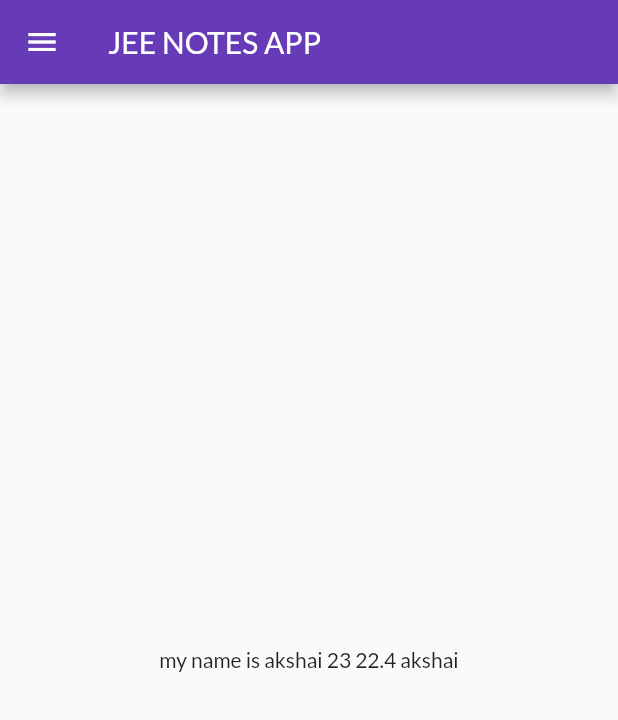
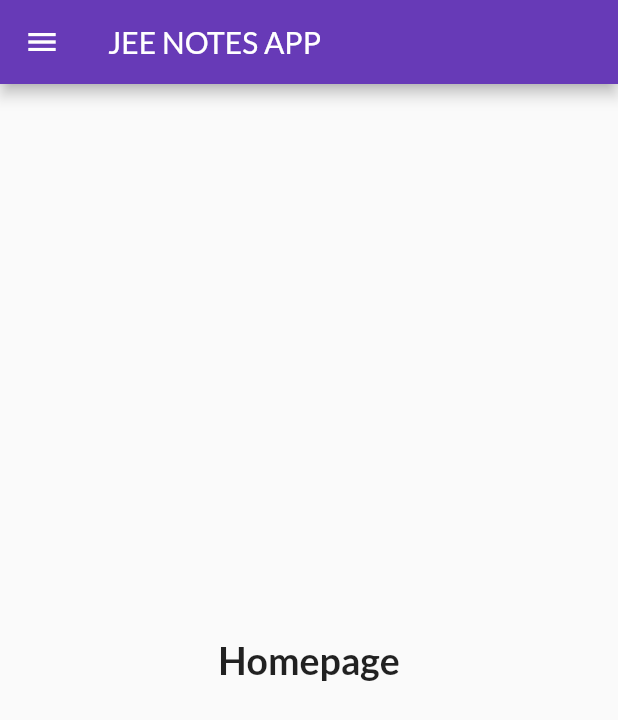
Before and after one commit to Johan-Monster/Catalog-App, a Flutter app: the HomePage screen opened by its route, on a phone screen of 412 x 824 dp. Shown: the top 720 px of the screen. Run offline on Flutter 3.47's test engine with Material 2 defaults, Android fonts, the phone set to English and light mode, and no system bars; our stand-ins replace google_fonts.

Commit message:
day 7 completed

```diff
--- a/lib/pages/homepage.dart
+++ b/lib/pages/homepage.dart
@@ -14,8 +14,15 @@ class HomePage extends StatelessWidget {
       ),
       drawer: Drawer(),
       body: Center(
-        child: Container(child: Text('my name is akshai $ak $aksh $name')),
-      ),
+          // child: Container(child: Text('my name is akshai $ak $aksh $name')),
+          child: Container(
+              child: Text(
+        'Homepage',
+        style: TextStyle(
+          fontSize: 25,
+          fontWeight: FontWeight.bold,
+        ),
+      ))),
     );
   }
 }
```
Also changed, not shown: lib/login_page.dart (+47 -15 lines).
